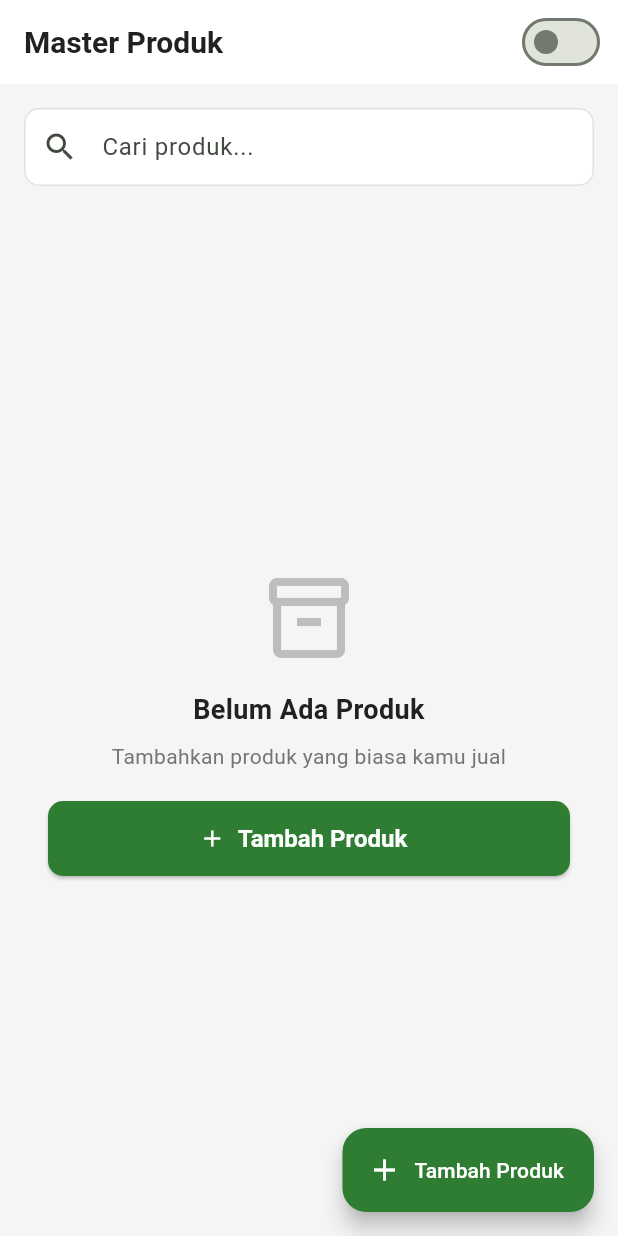
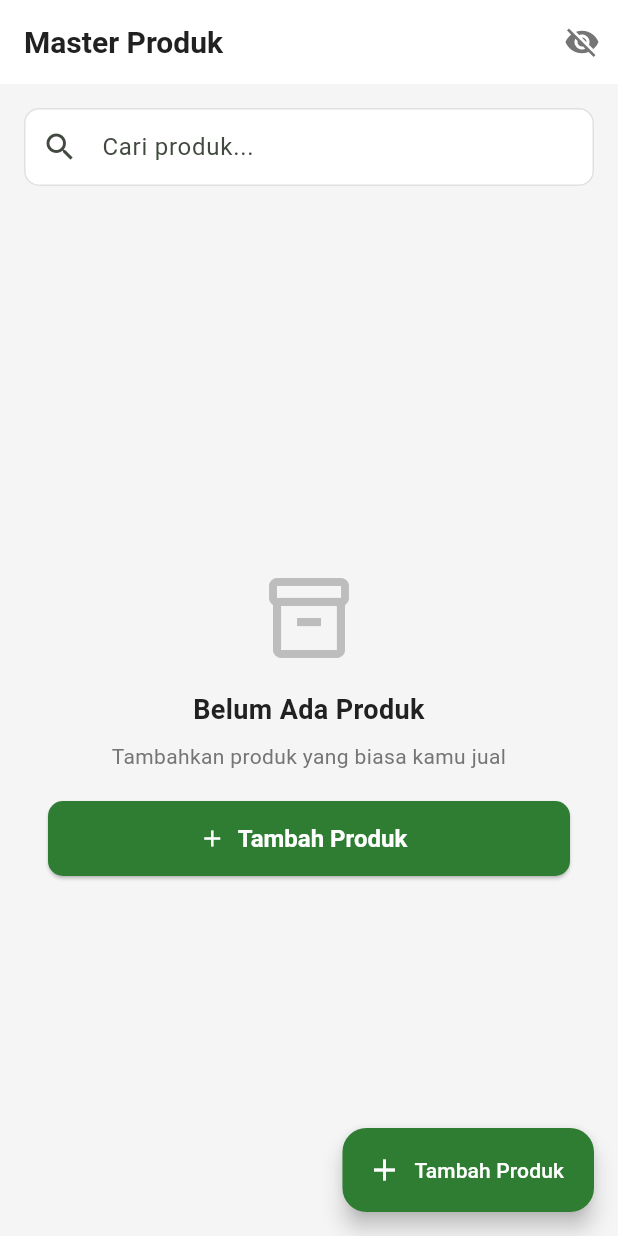
Before and after one commit to ardhikaxx/catat_untung_mobile, a Flutter app: the ProductsScreen screen opened by its route, on a phone screen of 412 x 824 dp. Run offline on Flutter 3.47's test engine with Material 3 defaults, Android fonts, the phone set to English and light mode, and no system bars; our stand-ins replace csv, drift, file_picker, fl_chart, flutter_riverpod, go_router and 4 more; accounts and stored records are empty; generated files the repository leaves out were written again.

Commit message:
fix: ganti switch jadi icon visibility toggle di master produk

```diff
--- a/lib/features/products/products_screen.dart
+++ b/lib/features/products/products_screen.dart
@@ -47,13 +47,16 @@ class _ProductsScreenState extends ConsumerState<ProductsScreen> {
       appBar: AppBar(
         title: const Text('Master Produk'),
         actions: [
-          Switch(
-            value: showInactive,
-            onChanged: (val) {
-              ref.read(showInactiveProvider.notifier).state = val;
+          IconButton(
+            icon: Icon(
+              showInactive ? Icons.visibility : Icons.visibility_off,
+              color: showInactive ? AppColors.primaryGreen : AppColors.textSecondary,
+            ),
+            tooltip: showInactive ? 'Sembunyikan Nonaktif' : 'Tampilkan Nonaktif',
+            onPressed: () {
+              ref.read(showInactiveProvider.notifier).state = !showInactive;
             },
           ),
-          const SizedBox(width: 8),
         ],
       ),
       body: Column(
```
